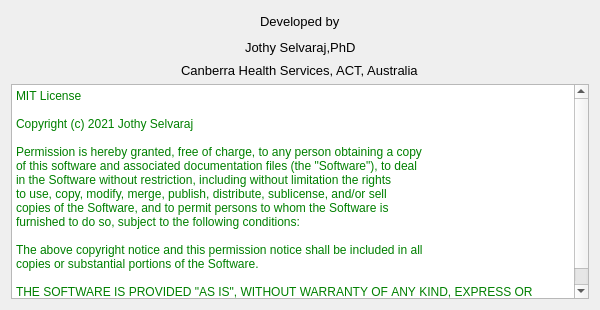
This is aboutdialog.ui in Jothy/KIMView as Qt 5 draws it before an edit. The edited form follows.
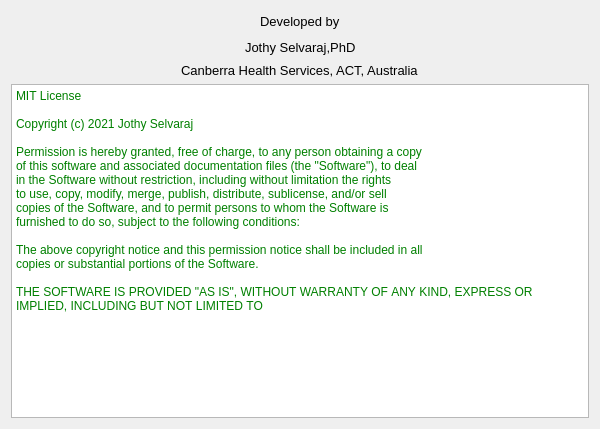
This is the edited form.

Commit message: AboutDlg size adjusted to fit MS Studio screen

```diff
--- a/aboutdialog.ui
+++ b/aboutdialog.ui
@@ -7,13 +7,19 @@
     <x>0</x>
     <y>0</y>
     <width>600</width>
-    <height>310</height>
+    <height>429</height>
    </rect>
   </property>
+  <property name="minimumSize">
+   <size>
+    <width>0</width>
+    <height>0</height>
+   </size>
+  </property>
   <property name="maximumSize">
    <size>
-    <width>600</width>
-    <height>500</height>
+    <width>1200</width>
+    <height>800</height>
    </size>
   </property>
   <property name="windowTitle">
```
